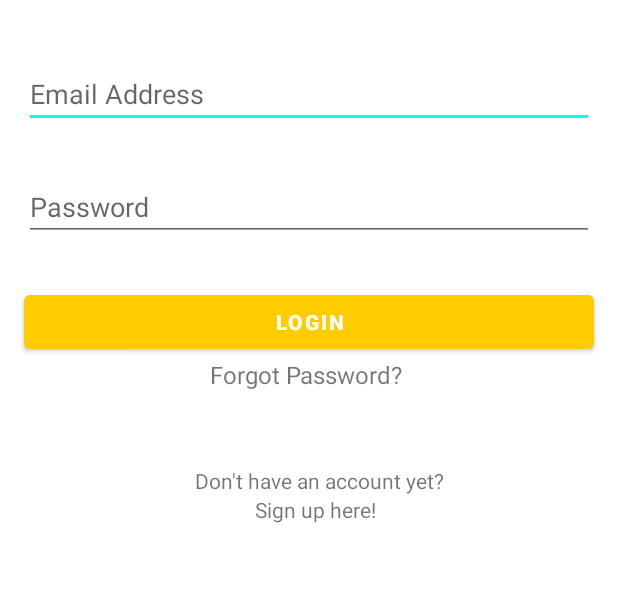
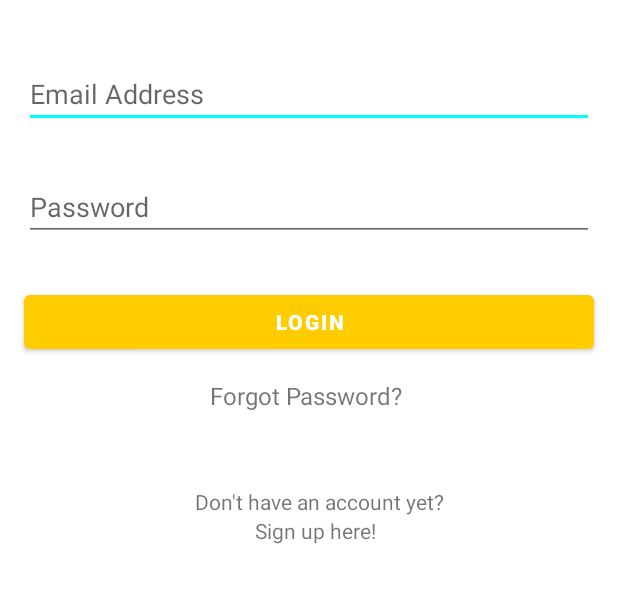
Before and after one commit to daniaa760/TutorApp, an Android app: the screen it shows after launch (MainActivity), on a phone screen of 412 x 824 dp, the part 378-981 px from its top. Run offline under Robolectric (Android 15) with nearby library versions, the phone set to English and light mode, and no system bars; our stand-ins replace Firebase (no records; nobody signed in at launch, a user with empty details on screens opened directly).

```diff
--- a/app/src/main/res/layout/activity_main.xml
+++ b/app/src/main/res/layout/activity_main.xml
@@ -52,9 +52,10 @@
         android:layout_width="wrap_content"
         android:layout_height="wrap_content"
         android:layout_below="@+id/bnSignIn"
-        android:textSize="16sp"
         android:layout_marginLeft="140dp"
-        android:text="Forgot Password?" />
+        android:layout_marginTop="14dp"
+        android:text="Forgot Password?"
+        android:textSize="16sp" />
 
     <TextView
         android:id="@+id/tvRegister"
```
Also changed, not shown: app/src/main/java/com/example/tutorapp/MainActivity.java (+44 -0 lines).
